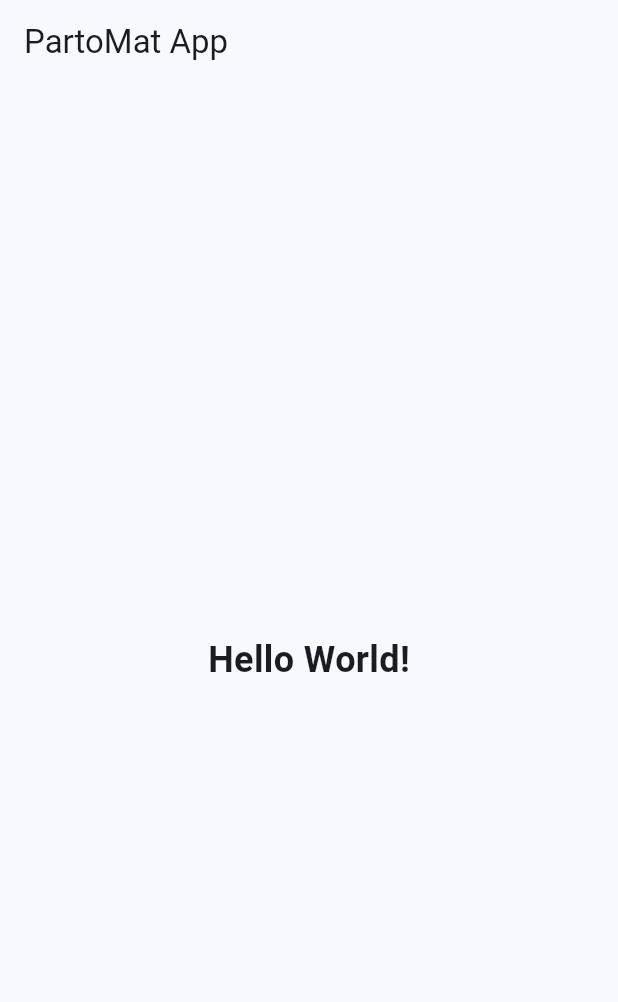
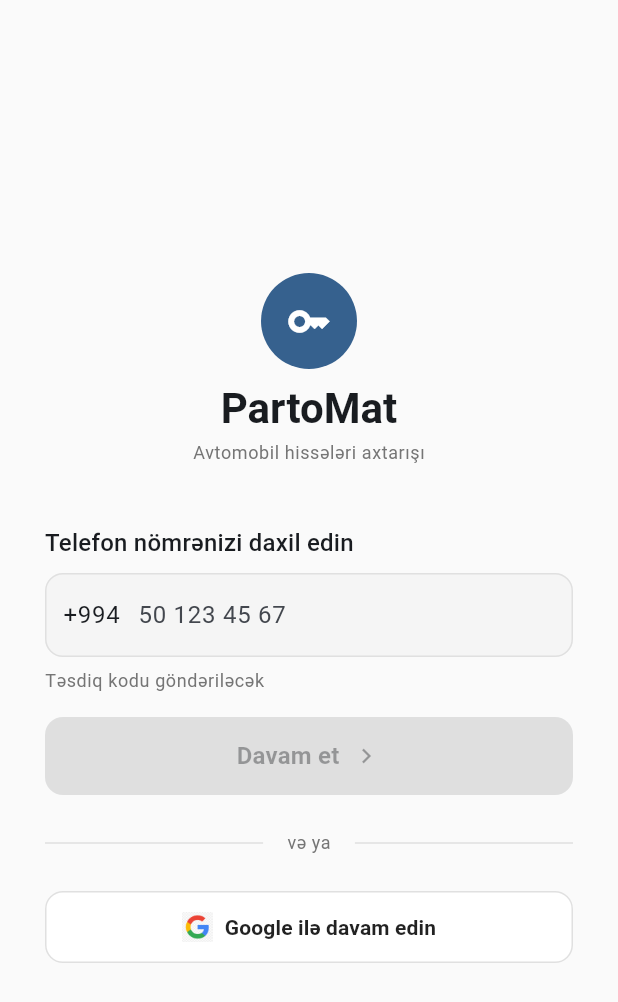
Before and after one commit to AzerAskerov/Partomat, a Flutter app: the screen it shows after launch, on a phone screen of 412 x 824 dp. Shown: the top 1002 px of the screen. Run offline on Flutter 3.47's test engine with Material 3 defaults, Android fonts, the phone set to English and light mode, and no system bars; our stand-ins replace firebase_core, get_it, injectable; accounts and stored records are empty.

Commit message:
feat: add authentication screen with Google sign-in button and assets

```diff
--- a/partomat_app/lib/main.dart
+++ b/partomat_app/lib/main.dart
@@ -1,7 +1,8 @@
 import 'package:firebase_core/firebase_core.dart';
 import 'package:flutter/material.dart';
 
-import 'presentation/screens/home_screen.dart';
+// import 'presentation/screens/home_screen.dart'; // Keep or remove as needed
+import 'presentation/auth/auth_screen.dart'; // Import AuthScreen
 import 'core/utils/logger.dart';
 
 void main() async {
@@ -28,7 +29,8 @@
         colorScheme: ColorScheme.fromSeed(seedColor: Colors.blue),
         useMaterial3: true,
       ),
-      home: const HomeScreen(),
+      // home: const HomeScreen(), // Temporarily comment out HomeScreen
+      home: const AuthScreen(), // Set AuthScreen as home
     );
   }
 }
--- /dev/null
+++ b/partomat_app/lib/presentation/auth/auth_screen.dart
@@ -0,0 +1,189 @@
+import 'package:flutter/material.dart';
+import 'package:flutter/services.dart'; // Import for InputFormatters
+
+class AuthScreen extends StatelessWidget {
+  const AuthScreen({super.key});
+
+  @override
+  Widget build(BuildContext context) {
+    // TODO: Implement authentication UI based on state (phone, verify, google profile, success)
+    return Scaffold(
+      // Remove AppBar for a cleaner look like the mockup
+      // appBar: AppBar(
+      //   title: const Text('PartoMat Auth'),
+      // ),
+      backgroundColor: Colors.grey[50], // Match mockup background
+      body: Center(
+        child: SingleChildScrollView( // Allow scrolling if content overflows
+          child: ConstrainedBox(
+            constraints: const BoxConstraints(maxWidth: 400), // Limit width on larger screens
+            child: Padding(
+              padding: const EdgeInsets.all(24.0),
+              child: _buildPhoneInputSection(context),
+            ),
+          ),
+        ),
+      ),
+    );
+  }
+
+  // Updated Phone Input UI section
+  Widget _buildPhoneInputSection(BuildContext context) {
+    final textTheme = Theme.of(context).textTheme;
+    final colorScheme = Theme.of(context).colorScheme;
+
+    // TODO: Add state management for phone number, loading, errors
+    final phoneNumberController = TextEditingController();
+    bool isLoading = false; // Placeholder state
+    String? errorText; // Placeholder state
+    bool isPhoneNumberValid = false; // Placeholder state, derive from controller
+
+    return Column(
+      mainAxisAlignment: MainAxisAlignment.center,
+      crossAxisAlignment: CrossAxisAlignment.stretch,
+      children: [
+        // Logo and App Name
+        Column(
+          children: [
+            CircleAvatar(
+              radius: 32,
+              backgroundColor: colorScheme.primary,
+              child: Icon(Icons.key, size: 30, color: Colors.white), // Placeholder icon
+            ),
+            const SizedBox(height: 8),
+            Text(
+              'PartoMat',
+              style: textTheme.headlineMedium?.copyWith(fontWeight: FontWeight.bold),
+            ),
+            const SizedBox(height: 4),
+            Text(
+              'Avtomobil hissələri axtarışı',
+              style: textTheme.bodySmall?.copyWith(color: Colors.grey[600]),
+            ),
+          ],
+        ),
+        const SizedBox(height: 40),
+
+        // Phone Number Input
+        Text(
+          'Telefon nömrənizi daxil edin',
+          style: textTheme.titleMedium?.copyWith(fontWeight: FontWeight.w500),
+        ),
+        const SizedBox(height: 8),
+        TextField(
+          controller: phoneNumberController,
+          decoration: InputDecoration(
+            // labelText: 'Telefon nömrəsi', // Using hintText instead
+            hintText: '50 123 45 67',
+            prefixIcon: Padding(
+              padding: const EdgeInsets.fromLTRB(12, 0, 8, 0),
+              child: Text('+994', style: textTheme.bodyLarge),
+            ),
+            prefixIconConstraints: const BoxConstraints(minWidth: 0, minHeight: 0), // Fit prefix
+            filled: true,
+            fillColor: Colors.grey[100],
+            border: OutlineInputBorder(
+              borderRadius: BorderRadius.circular(12.0),
+              borderSide: BorderSide.none, // Use filled style
+            ),
+            enabledBorder: OutlineInputBorder(
+              borderRadius: BorderRadius.circular(12.0),
+              borderSide: BorderSide(color: Colors.grey[300]!),
+            ),
+            focusedBorder: OutlineInputBorder(
+              borderRadius: BorderRadius.circular(12.0),
+              borderSide: BorderSide(color: colorScheme.primary),
+            ),
+          ),
+          keyboardType: TextInputType.phone,
+          inputFormatters: [
+            FilteringTextInputFormatter.digitsOnly,
+            LengthLimitingTextInputFormatter(9), // Limit to 9 digits after prefix
+          ],
+          // TODO: Add onChanged to update isPhoneNumberValid state
+          // onChanged: (value) { ... },
+        ),
+        const SizedBox(height: 8),
+        Text(
+          'Təsdiq kodu göndəriləcək',
+          style: textTheme.bodySmall?.copyWith(color: Colors.grey[600]),
+        ),
+        const SizedBox(height: 16),
+
+        // TODO: Add Error Message Widget here if errorText is not null
+
+        // Continue Button
+        ElevatedButton(
+          onPressed: isLoading || !isPhoneNumberValid ? null : () {
+            // TODO: Handle phone number submission
+            print('Phone number: ${phoneNumberController.text}');
+          },
+          style: ElevatedButton.styleFrom(
+            backgroundColor: colorScheme.primary,
+            foregroundColor: Colors.white,
+            padding: const EdgeInsets.symmetric(vertical: 14),
+            shape: RoundedRectangleBorder(
+              borderRadius: BorderRadius.circular(12.0),
+            ),
+            textStyle: textTheme.titleMedium?.copyWith(fontWeight: FontWeight.bold)
+          ),
+          child: isLoading
+              ? const SizedBox(width: 20, height: 20, child: CircularProgressIndicator(strokeWidth: 3, color: Colors.white))
+              : Row(
+                  mainAxisAlignment: MainAxisAlignment.center,
+                  children: [
+                    const Text('Davam et'),
+                    const SizedBox(width: 8),
+                    const Icon(Icons.chevron_right, size: 20),
+                  ],
+                ),
+        ),
+        const SizedBox(height: 24),
+
+        // Separator
+        Row(
+          children: [
+            Expanded(child: Divider(color: Colors.grey[300], thickness: 1)),
+            Padding(
+              padding: const EdgeInsets.symmetric(horizontal: 16.0),
+              child: Text(
+                'və ya',
+                style: textTheme.bodySmall?.copyWith(color: Colors.grey[600]),
+              ),
+            ),
+            Expanded(child: Divider(color: Colors.grey[300], thickness: 1)),
+          ],
+        ),
+        const SizedBox(height: 24),
+
+        // Google Sign-In Button
+        OutlinedButton.icon(
+          icon: Image.asset('assets/google_logo.png', height: 20.0), // Placeholder - requires asset
+          label: const Text('Google ilə davam edin'),
+          onPressed: isLoading ? null : () {
+            // TODO: Handle Google Sign-In
+          },
+          style: OutlinedButton.styleFrom(
+            foregroundColor: Colors.black87,
+            backgroundColor: Colors.white,
+            padding: const EdgeInsets.symmetric(vertical: 14),
+            side: BorderSide(color: Colors.grey[300]!),
+            shape: RoundedRectangleBorder(
+              borderRadius: BorderRadius.circular(12.0),
+            ),
+             textStyle: textTheme.titleSmall?.copyWith(fontWeight: FontWeight.bold)
+          ),
+        ),
+      ],
+    );
+  }
+
+  // Placeholder for the Verification Code UI section
+  // Widget _buildVerificationSection(BuildContext context) { ... }
+
+  // Placeholder for the Google Profile Completion UI section
+  // Widget _buildGoogleProfileSection(BuildContext context) { ... }
+
+  // Placeholder for the Success UI section
+  // Widget _buildSuccessSection(BuildContext context) { ... }
+}
--- a/partomat_app/pubspec.yaml
+++ b/partomat_app/pubspec.yaml
@@ -34,6 +34,7 @@
   # Firebase
   firebase_core: ^2.27.1
   firebase_auth: ^4.17.9
+  google_sign_in: ^6.2.1
   cloud_firestore: ^4.15.9
   firebase_storage: ^11.6.10
   firebase_messaging: ^14.7.20
@@ -86,7 +87,8 @@
   uses-material-design: true
 
   # To add assets to your application, add an assets section, like this:
-  # assets:
+  assets:
+    - assets/ # Declare the assets folder
   #   - images/a_dot_burr.jpeg
   #   - images/a_dot_ham.jpeg
 
```
Also changed, not shown: partomat_app/assets/google_logo.png (added), 2 other files.
